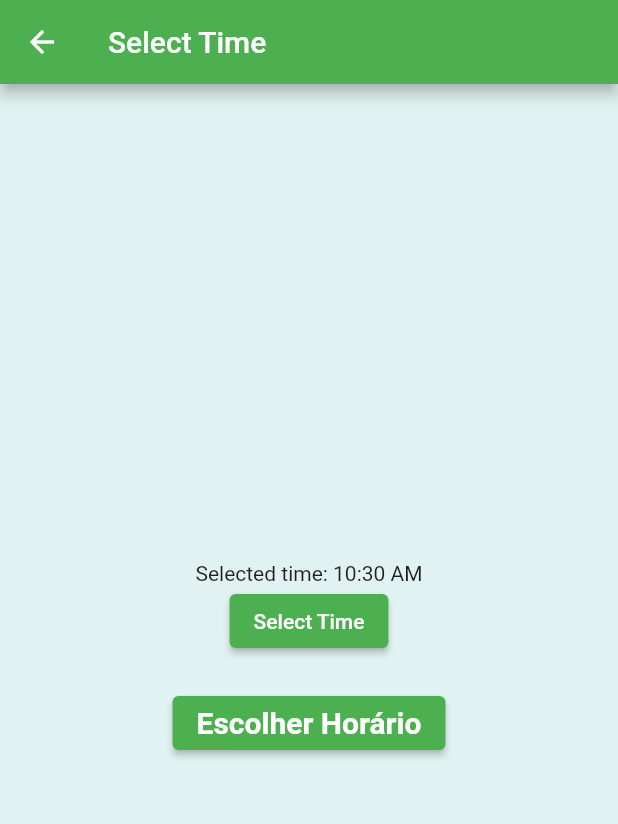
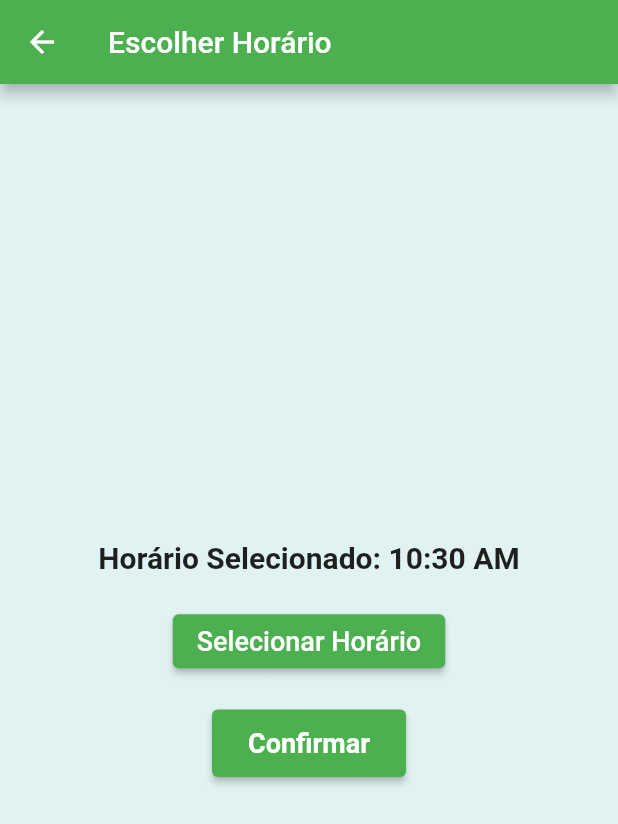
Before and after one commit to danipresto/picsapp, a Flutter app: the ChooseScheduledTimeScreen screen opened directly, on a phone screen of 412 x 824 dp. Shown: the top 824 px of the screen. Run offline on Flutter 3.47's test engine with Material 2 defaults, Android fonts, the phone set to English and light mode, and no system bars; our stand-ins replace flutter_local_notifications, flutter_timezone, flutter_tts, shared_preferences, timezone; accounts and stored records are empty.

Commit message:
update some UI

```diff
--- a/lib/pages/schedule/choose_scheduled_time.dart
+++ b/lib/pages/schedule/choose_scheduled_time.dart
@@ -13,39 +13,57 @@ class _ChooseScheduledTimeScreenState extends State<ChooseScheduledTimeScreen> {
       context: context,
       initialTime: selectedTime,
     );
-    if (picked != null && picked != selectedTime)
+    if (picked != null && picked != selectedTime) {
       setState(() {
         selectedTime = picked;
       });
+    }
   }
 
   @override
   Widget build(BuildContext context) {
     return Scaffold(
       appBar: AppBar(
-        title: Text('Select Time'),
+        title: const Text('Escolher Horário'),
       ),
       body: Center(
-        child: Column(
-          mainAxisSize: MainAxisSize.min,
-          children: <Widget>[
-            Text('Selected time: ${selectedTime.format(context)}'),
-            ElevatedButton(
-              onPressed: () => _selectTime(context),
-              child: Text('Select Time'),
-            ),
-            SizedBox(height: 20), // optional, for extra space
-            ElevatedButton(
-              onPressed: () => Navigator.pop(context, selectedTime),
-              child: Text(
-                'Escolher Horário',
-                style: TextStyle(
+        child: Padding(
+          padding: const EdgeInsets.all(20.0),
+          child: Column(
+            mainAxisSize: MainAxisSize.min,
+            children: <Widget>[
+              Text(
+                'Horário Selecionado: ${selectedTime.format(context)}',
+                style: const TextStyle(
                   fontSize: 20,
                   fontWeight: FontWeight.bold,
                 ),
+                textAlign: TextAlign.center,
               ),
-            ),
-          ],
+              const SizedBox(height: 20),
+              ElevatedButton(
+                onPressed: () => _selectTime(context),
+                child: const Text(
+                  'Selecionar Horário',
+                  style: TextStyle(fontSize: 18),
+                ),
+              ),
+              const SizedBox(height: 20),
+              ElevatedButton(
+                onPressed: () => Navigator.pop(context, selectedTime),
+                child: const Text(
+                  'Confirmar',
+                  style: TextStyle(
+                    fontSize: 18,
+                    fontWeight: FontWeight.bold,
+                  ),
+                ),
+                style: ElevatedButton.styleFrom(
+                  padding: const EdgeInsets.symmetric(horizontal: 24, vertical: 12),
+                ),
+              ),
+            ],
+          ),
         ),
       ),
     );
--- a/lib/pages/schedule/schedule_activity_screen.dart
+++ b/lib/pages/schedule/schedule_activity_screen.dart
@@ -86,7 +86,7 @@ class _ScheduleActivityScreenState extends State<ScheduleActivityScreen> {
   Widget build(BuildContext context) {
     return Scaffold(
       appBar: AppBar(
-        title: Text('ListTile Screen'),
+        title: Text('Agenda'),
       ),
       body: SingleChildScrollView(
         child: Column(
```
Also changed, not shown: lib/pages/schedule/choose_scheduled_activity.dart (+37 -15 lines), lib/pages/schedule/schedule_screen.dart (+50 -24 lines).
